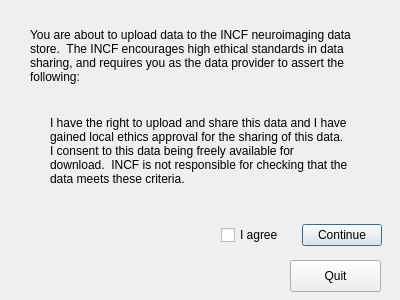
INCF/one_click, file push_gui/ui/agreement_dialog.ui: the form before one commit.
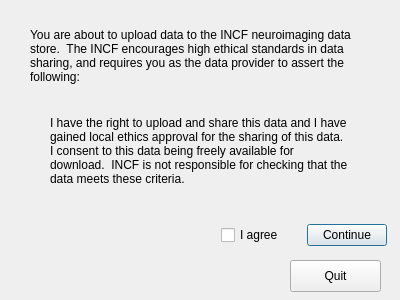
The form after the commit.

What changed in the file:
```diff
--- a/push_gui/ui/agreement_dialog.ui
+++ b/push_gui/ui/agreement_dialog.ui
@@ -50,7 +50,7 @@
     <rect>
      <x>221</x>
      <y>215</y>
-     <width>161</width>
+     <width>166</width>
      <height>41</height>
     </rect>
    </property>
```
Left out of the diff: 2 changed lines with no effect on the pictures.
